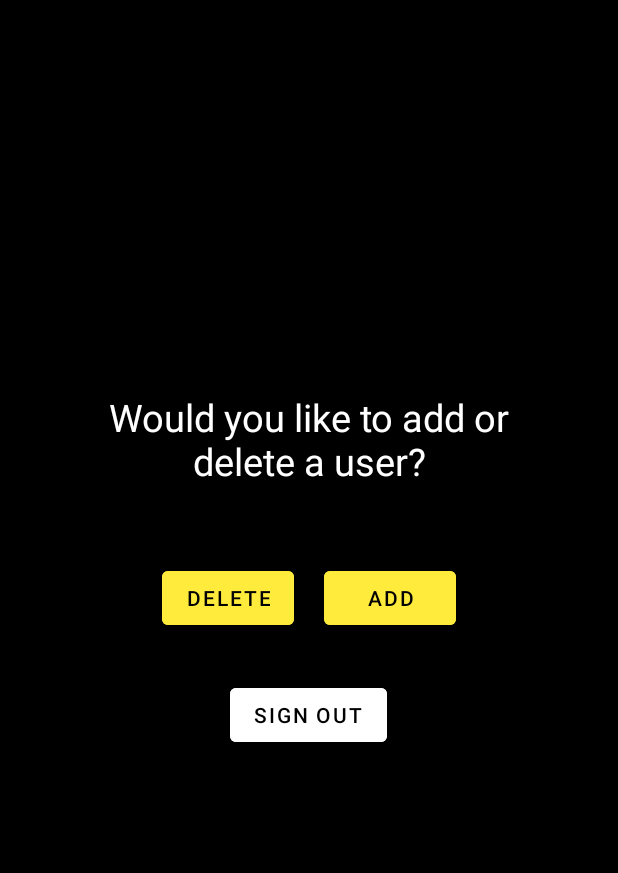
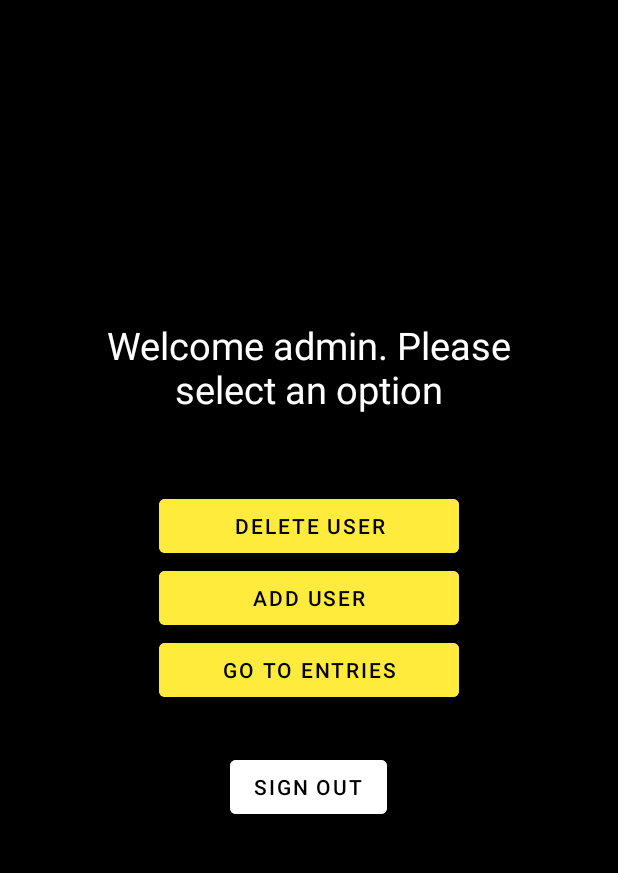
Before and after one commit to BhsSTEM/TeamHoney_SprayerReporting_2022, an Android app: the AdminSelection screen opened directly, with no data from a screen before it, on a phone screen of 412 x 824 dp, the part 84-957 px from its top. Run offline under Robolectric (Android 15) with nearby library versions, the phone set to English and light mode, and no system bars.

Commit message:
Changed the look of activity_admin_selection.xml changed activity_maps.xml buttons changed activity_spray_entries.xml

```diff
--- a/app/src/main/java/com/example/teamhoney_sprayerreporting_2022/AdminSelection.java
+++ b/app/src/main/java/com/example/teamhoney_sprayerreporting_2022/AdminSelection.java
@@ -36,4 +36,9 @@ public class AdminSelection extends AppCompatActivity {
     public void signOut(View view) {
         super.finish();
     }
+
+    public void openEntry(View view) {
+        Intent intent = new Intent(this, SprayEntries.class);
+        startActivity(intent);
+    }
 }
--- a/app/src/main/java/com/example/teamhoney_sprayerreporting_2022/SprayEntries.java
+++ b/app/src/main/java/com/example/teamhoney_sprayerreporting_2022/SprayEntries.java
@@ -289,4 +289,8 @@ public class SprayEntries extends AppCompatActivity {
         }
         MainActivity.dataBase.write(new ArrayList<String>(Arrays.asList(new String[]{"Entries", Integer.toString(entries.size() - 1)})), null);
     }
+
+    public void goBack(View view) {
+        super.finish();
+    }
 }
--- a/app/src/main/res/layout/activity_admin_selection.xml
+++ b/app/src/main/res/layout/activity_admin_selection.xml
@@ -22,30 +22,33 @@
             android:layout_width="wrap_content"
             android:layout_height="wrap_content"
             android:gravity="center"
-            android:text="Would you like to add or delete a user?"
+            android:text="Welcome admin. Please select an option"
             android:textColor="@color/white"
             android:textSize="25sp"
             android:padding="50dp"/>
 
-        <LinearLayout
-            android:layout_width="wrap_content"
-            android:layout_height="wrap_content">
             <Button
                 android:id="@+id/delete_button"
-                android:layout_width="wrap_content"
+                android:layout_width="200dp"
                 android:layout_height="wrap_content"
                 android:backgroundTint="#FFEB3B"
                 android:onClick="openDeleteUser"
-                android:text="Delete"
-                android:layout_marginRight="20dp"/>
+                android:text="Delete User"/>
             <Button
                 android:id="@+id/add_button"
-                android:layout_width="wrap_content"
+                android:layout_width="200dp"
                 android:layout_height="wrap_content"
                 android:backgroundTint="#FFEB3B"
                 android:onClick="openAddUser"
-                android:text="Add"/>
-        </LinearLayout>
+                android:text="Add User"/>
+            <Button
+                android:id="@+id/entry_button"
+                android:layout_width="200dp"
+                android:layout_height="wrap_content"
+                android:backgroundTint="#FFEB3B"
+                android:onClick="openEntry"
+                android:text="Go to Entries"/>
+
 
         <Button
             android:layout_width="wrap_content"
```
Also changed, not shown: app/src/main/java/com/example/teamhoney_sprayerreporting_2022/MapsActivity.java (+4 -7 lines), app/src/main/res/layout/activity_maps.xml (+25 -21 lines), app/src/main/res/layout/activity_spray_entries.xml (+45 -27 lines).
